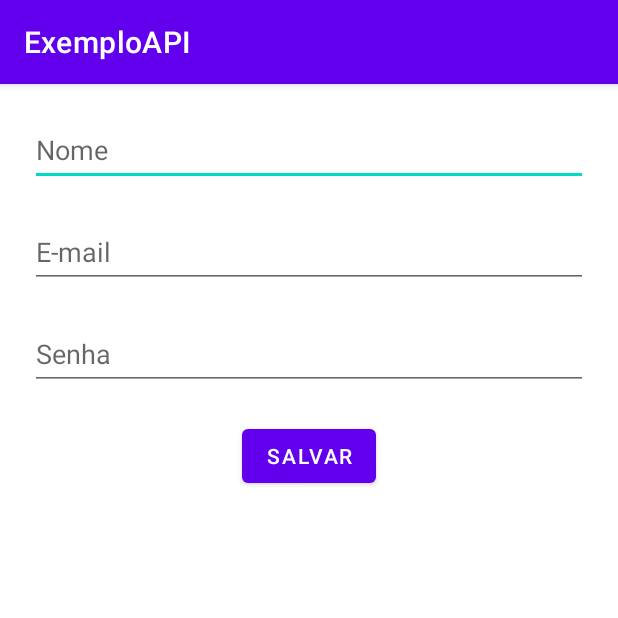
After one commit to rafaelmoreno29/20221_Programacao_Dispositivos_Moveis, an Android app: the CadUsuario screen opened directly, with no data from a screen before it, on a phone screen of 412 x 824 dp, the top half of it. The commit adds this screen. Run offline under Robolectric (Android 15) with nearby library versions, the phone set to English and light mode, and no system bars.

Commit message:
Exemplo API

```diff
--- /dev/null
+++ b/ExemploAPI/app/src/main/java/com/example/exemploapi/CadUsuario.java
@@ -0,0 +1,66 @@
+package com.example.exemploapi;
+
+import androidx.appcompat.app.AppCompatActivity;
+
+import android.app.ProgressDialog;
+import android.os.Bundle;
+import android.util.Log;
+import android.view.View;
+import android.widget.TextView;
+
+import com.example.exemploapi.models.Usuario;
+import com.example.exemploapi.services.ServiceApi;
+import com.example.exemploapi.services.UsuarioService;
+
+public class CadUsuario extends AppCompatActivity {
+    int id = 0;
+    Usuario usuario;
+    TextView textNome, textEmail, textSenha;
+
+    public Usuario getUsuario() {
+        return usuario;
+    }
+
+    public void setUsuario(Usuario usuario) {
+        this.usuario = usuario;
+    }
+
+    @Override
+    protected void onCreate(Bundle savedInstanceState) {
+        super.onCreate(savedInstanceState);
+        setContentView(R.layout.activity_cad_usuario);
+            textEmail = findViewById(R.id.txtEmail);
+            textNome = findViewById(R.id.txtNome);
+            textSenha = findViewById(R.id.txtSenha);
+            if(getIntent().hasExtra("id")){
+                id = getIntent().getIntExtra("id",0);
+                new UsuarioService("GET",CadUsuario.this).execute("api/usuario/",""+id);
+            }
+    }
+
+    public void carregarCampos(){
+        textEmail.setText(usuario.getEmail());
+        textSenha.setText(usuario.getSenha());
+        textNome.setText(usuario.getNome());
+    }
+
+    public void btnSalvarClick(View v){
+        Log.e("teste","click");
+        if(id > 0) {
+            usuario.setId(id);
+            usuario.setNome(textNome.getText().toString());
+            usuario.setEmail(textEmail.getText().toString());
+            usuario.setSenha(textSenha.getText().toString());
+            new UsuarioService("PUT",CadUsuario.this).execute("api/usuario/" + id, Usuario.parseJson(usuario));
+        }
+        else{
+            usuario = new Usuario();
+            usuario.setNome(textNome.getText().toString());
+            usuario.setEmail(textEmail.getText().toString());
+            usuario.setSenha(textSenha.getText().toString());
+            usuario.setId(0);
+            new UsuarioService("POST",CadUsuario.this).execute("api/usuario", Usuario.parseJson(usuario));
+        }
+    }
+
+}
--- /dev/null
+++ b/ExemploAPI/app/src/main/res/layout/activity_cad_usuario.xml
@@ -0,0 +1,65 @@
+<?xml version="1.0" encoding="utf-8"?>
+<androidx.constraintlayout.widget.ConstraintLayout xmlns:android="http://schemas.android.com/apk/res/android"
+    xmlns:app="http://schemas.android.com/apk/res-auto"
+    xmlns:tools="http://schemas.android.com/tools"
+    android:layout_width="match_parent"
+    android:layout_height="match_parent"
+    tools:context=".CadUsuario">
+
+    <EditText
+        android:id="@+id/txtNome"
+        android:layout_width="0dp"
+        android:layout_height="wrap_content"
+        android:layout_marginStart="20dp"
+        android:layout_marginTop="20dp"
+        android:layout_marginEnd="20dp"
+        android:ems="10"
+        android:hint="Nome"
+        android:inputType="textPersonName"
+        android:minHeight="48dp"
+        app:layout_constraintEnd_toEndOf="parent"
+        app:layout_constraintStart_toStartOf="parent"
+        app:layout_constraintTop_toTopOf="parent" />
+
+    <EditText
+        android:id="@+id/txtEmail"
+        android:layout_width="0dp"
+        android:layout_height="wrap_content"
+        android:layout_marginStart="20dp"
+        android:layout_marginTop="20dp"
+        android:layout_marginEnd="20dp"
+        android:ems="10"
+        android:hint="E-mail"
+        android:inputType="textPersonName"
+        android:minHeight="48dp"
+        app:layout_constraintEnd_toEndOf="parent"
+        app:layout_constraintStart_toStartOf="parent"
+        app:layout_constraintTop_toBottomOf="@+id/txtNome" />
+
+    <EditText
+        android:id="@+id/txtSenha"
+        android:layout_width="0dp"
+        android:layout_height="wrap_content"
+        android:layout_marginStart="20dp"
+        android:layout_marginTop="20dp"
+        android:layout_marginEnd="20dp"
+        android:ems="10"
+        android:hint="Senha"
+        android:inputType="textPassword"
+        android:minHeight="48dp"
+        app:layout_constraintEnd_toEndOf="parent"
+        app:layout_constraintStart_toStartOf="parent"
+        app:layout_constraintTop_toBottomOf="@+id/txtEmail" />
+
+    <Button
+        android:id="@+id/btnSalvar"
+        android:layout_width="wrap_content"
+        android:layout_height="wrap_content"
+        android:layout_marginTop="20dp"
+        android:onClick="btnSalvarClick"
+        android:text="Salvar"
+        app:layout_constraintEnd_toEndOf="parent"
+        app:layout_constraintStart_toStartOf="parent"
+        app:layout_constraintTop_toBottomOf="@+id/txtSenha" />
+
+</androidx.constraintlayout.widget.ConstraintLayout>
--- a/ExemploAPI/app/src/main/res/layout/activity_main.xml
+++ b/ExemploAPI/app/src/main/res/layout/activity_main.xml
@@ -12,6 +12,7 @@
         android:layout_height="wrap_content"
         android:layout_marginTop="20dp"
         android:layout_marginEnd="20dp"
+        android:onClick="addUsuarioClick"
         android:text="Adicionar"
         app:layout_constraintEnd_toEndOf="parent"
         app:layout_constraintTop_toTopOf="parent" />
```
Also changed, not shown: ExemploAPI/app/src/main/AndroidManifest.xml (+7 -4 lines), ExemploAPI/app/src/main/java/com/example/exemploapi/MainActivity.java (+10 -0 lines), ExemploAPI/app/src/main/java/com/example/exemploapi/adapters/UsuarioAdapter.java (+39 -2 lines), ExemploAPI/app/src/main/java/com/example/exemploapi/models/Usuario.java (+30 -2 lines), ExemploAPI/app/src/main/java/com/example/exemploapi/services/ServiceApi.java (+58 -3 lines), ExemploAPI/app/src/main/java/com/example/exemploapi/services/UsuarioService.java (+20 -4 lines).
